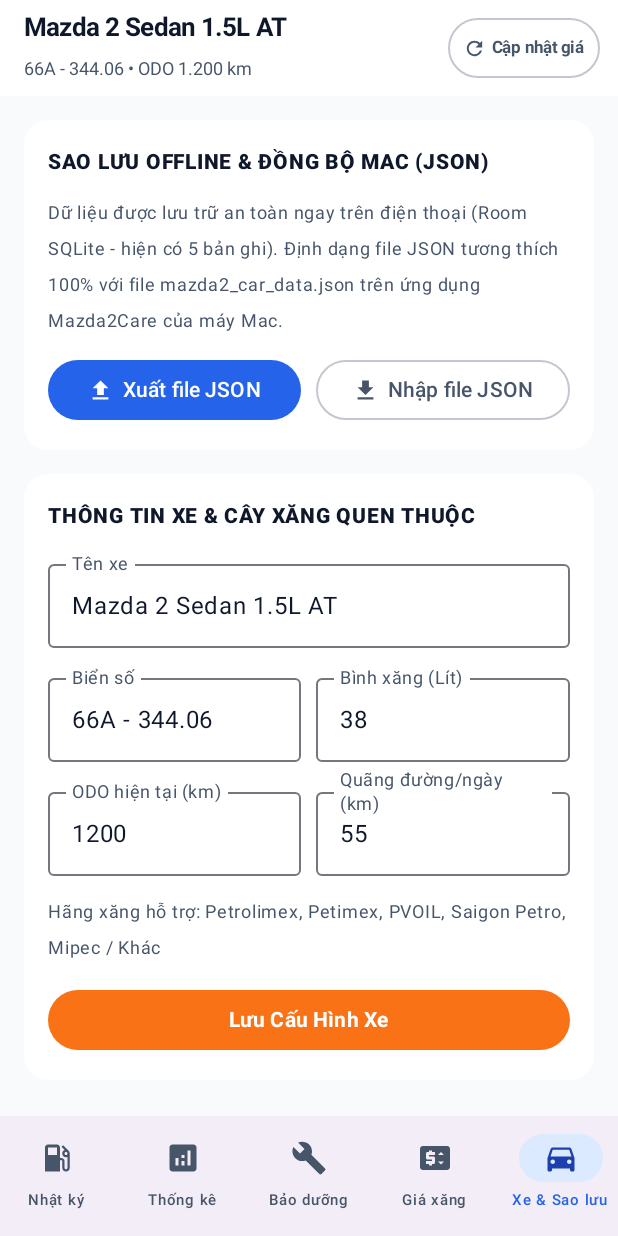
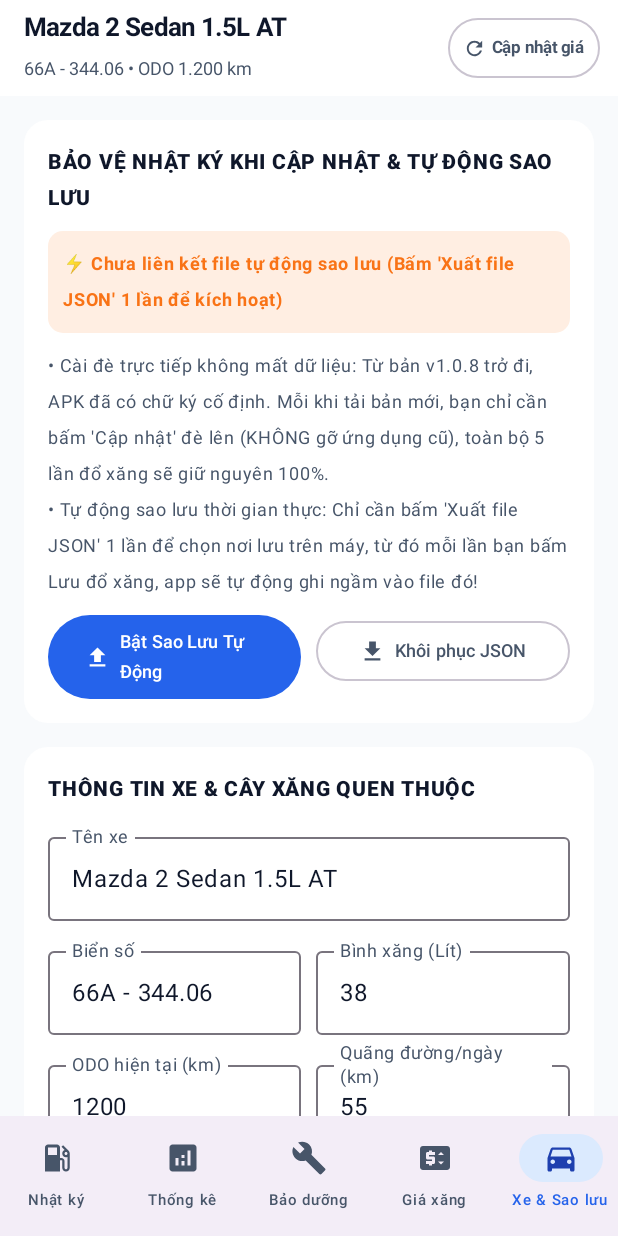
Before and after one commit to bsthang0302/mazda2-fuel-android, an Android app built with Jetpack Compose: the screen it shows after launch (MainActivity), item 5 of the bottom bar chosen, on a phone screen of 412 x 824 dp. Run offline under Robolectric (Android 15) with nearby library versions, the phone set to English and light mode, and no system bars; our stand-ins replace Room's generated code; 1 statement that could not run was skipped.

Commit message:
feat: add fixed APK signing key for seamless in-place updates and real-time auto-backup (v1.0.8)

```diff
--- a/app/src/main/java/com/mazda2care/fuellog/ui/FuelViewModel.kt
+++ b/app/src/main/java/com/mazda2care/fuellog/ui/FuelViewModel.kt
@@ -41,6 +41,22 @@ class FuelViewModel(application: Application) : AndroidViewModel(application) {
 
     private val _syncStatusMessage = MutableStateFlow(repo.getLastSyncNote())
     val syncStatusMessage: StateFlow<String> = _syncStatusMessage.asStateFlow()
+
+    private val _autoBackupStatus = MutableStateFlow(repo.getLastAutoBackupStatus())
+    val autoBackupStatus: StateFlow<String> = _autoBackupStatus.asStateFlow()
+
+    private val _isAutoBackupLinked = MutableStateFlow(!repo.getLinkedAutoBackupUri().isNullOrBlank())
+    val isAutoBackupLinked: StateFlow<Boolean> = _isAutoBackupLinked.asStateFlow()
+
+    private fun refreshAutoBackupState() {
+        _autoBackupStatus.value = repo.getLastAutoBackupStatus()
+        _isAutoBackupLinked.value = !repo.getLinkedAutoBackupUri().isNullOrBlank()
+    }
+
+    fun registerLinkedBackupUri(uriString: String) {
+        repo.setLinkedAutoBackupUri(uriString)
+        refreshAutoBackupState()
+    }
 
     init {
         viewModelScope.launch {
@@ -92,6 +108,10 @@ class FuelViewModel(application: Application) : AndroidViewModel(application) {
     fun updateCarProfile(updated: CarProfile) {
         repo.saveCarProfile(updated)
         _profile.value = updated
+        viewModelScope.launch {
+            repo.performAutoBackupIfLinked()
+            refreshAutoBackupState()
+        }
     }
 
     fun addOrUpdateFuelRecord(
@@ -114,12 +134,14 @@ class FuelViewModel(application: Application) : AndroidViewModel(application) {
                 isFullTank = isFullTank
             )
             _profile.value = repo.getCarProfile()
+            refreshAutoBackupState()
         }
     }
 
     fun deleteFuelRecord(record: FuelRecordEntity) {
         viewModelScope.launch {
             repo.deleteFuelRecord(record)
+            refreshAutoBackupState()
         }
     }
 
--- a/app/src/main/java/com/mazda2care/fuellog/ui/screens/MainScreen.kt
+++ b/app/src/main/java/com/mazda2care/fuellog/ui/screens/MainScreen.kt
@@ -139,6 +139,8 @@ fun MainScreen(
     val liveItems by viewModel.liveFuelItems.collectAsState()
     val isSyncing by viewModel.isSyncingPrice.collectAsState()
     val syncStatus by viewModel.syncStatusMessage.collectAsState()
+    val autoBackupStatus by viewModel.autoBackupStatus.collectAsState()
+    val isAutoBackupLinked by viewModel.isAutoBackupLinked.collectAsState()
     val coroutineScope = rememberCoroutineScope()
 
     var selectedTab by remember { mutableIntStateOf(0) }
@@ -317,6 +319,8 @@ fun MainScreen(
                 4 -> CarAndBackupTabContent(
                     profile = profile,
                     recordsCount = records.size,
+                    autoBackupStatus = autoBackupStatus,
+                    isAutoBackupLinked = isAutoBackupLinked,
                     onSaveProfile = { updated -> viewModel.updateCarProfile(updated) },
                     onExportJsonClick = onExportJsonClick,
                     onImportJsonClick = onImportJsonClick
@@ -1802,6 +1806,8 @@ private fun PriceHistoryChartCard(
 private fun CarAndBackupTabContent(
     profile: CarProfile,
     recordsCount: Int,
+    autoBackupStatus: String,
+    isAutoBackupLinked: Boolean,
     onSaveProfile: (CarProfile) -> Unit,
     onExportJsonClick: () -> Unit,
     onImportJsonClick: () -> Unit
@@ -1831,12 +1837,27 @@ private fun CarAndBackupTabContent(
                 verticalArrangement = Arrangement.spacedBy(10.dp)
             ) {
                 Text(
-                    text = "SAO LƯU OFFLINE & ĐỒNG BỘ MAC (JSON)",
+                    text = "BẢO VỆ NHẬT KÝ KHI CẬP NHẬT & TỰ ĐỘNG SAO LƯU",
                     fontWeight = FontWeight.Black,
                     fontSize = 14.sp
                 )
+
+                Surface(
+                    color = if (isAutoBackupLinked) EcoGreen.copy(alpha = 0.12f) else FuelOrange.copy(alpha = 0.12f),
+                    shape = RoundedCornerShape(10.dp),
+                    modifier = Modifier.fillMaxWidth()
+                ) {
+                    Text(
+                        text = if (isAutoBackupLinked) "✓ $autoBackupStatus" else "⚡ $autoBackupStatus",
+                        fontSize = 12.sp,
+                        fontWeight = FontWeight.Bold,
+                        color = if (isAutoBackupLinked) EcoGreen else FuelOrange,
+                        modifier = Modifier.padding(10.dp)
+                    )
+                }
+
                 Text(
-                    text = "Dữ liệu được lưu trữ an toàn ngay trên điện thoại (Room SQLite - hiện có $recordsCount bản ghi). Định dạng file JSON tương thích 100% với file mazda2_car_data.json trên ứng dụng Mazda2Care của máy Mac.",
+                    text = "• Cài đè trực tiếp không mất dữ liệu: Từ bản v1.0.8 trở đi, APK đã có chữ ký cố định. Mỗi khi tải bản mới, bạn chỉ cần bấm 'Cập nhật' đè lên (KHÔNG gỡ ứng dụng cũ), toàn bộ $recordsCount lần đổ xăng sẽ giữ nguyên 100%.\n• Tự động sao lưu thời gian thực: Chỉ cần bấm 'Xuất file JSON' 1 lần để chọn nơi lưu trên máy, từ đó mỗi lần bạn bấm Lưu đổ xăng, app sẽ tự động ghi ngầm vào file đó!",
                     fontSize = 12.sp,
                     color = MaterialTheme.colorScheme.onSurfaceVariant
                 )
@@ -1852,7 +1873,7 @@ private fun CarAndBackupTabContent(
                     ) {
                         Icon(Icons.Default.FileUpload, contentDescription = null, modifier = Modifier.size(18.dp))
                         Spacer(Modifier.width(6.dp))
-                        Text("Xuất file JSON")
+                        Text(if (isAutoBackupLinked) "Sao lưu JSON" else "Bật Sao Lưu Tự Động", fontSize = 12.sp)
                     }
                     OutlinedButton(
                         onClick = onImportJsonClick,
@@ -1860,7 +1881,7 @@ private fun CarAndBackupTabContent(
                     ) {
                         Icon(Icons.Default.FileDownload, contentDescription = null, modifier = Modifier.size(18.dp))
                         Spacer(Modifier.width(6.dp))
-                        Text("Nhập file JSON")
+                        Text("Khôi phục JSON", fontSize = 12.sp)
                     }
                 }
             }
```
Also changed, not shown: app/build.gradle.kts (+16 -2 lines), app/src/main/java/com/mazda2care/fuellog/MainActivity.kt (+24 -5 lines), app/src/main/java/com/mazda2care/fuellog/data/FuelRepository.kt (+61 -0 lines), 4 other files.
